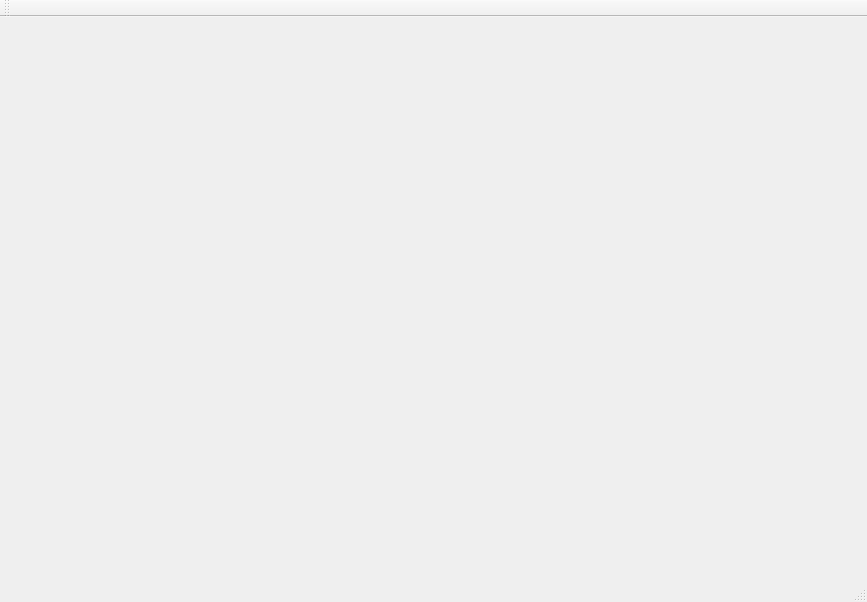
Before: the Qt Designer form iManga/Resources/ui/manga.ui in asdlei99/imanga, drawn with Qt 5.
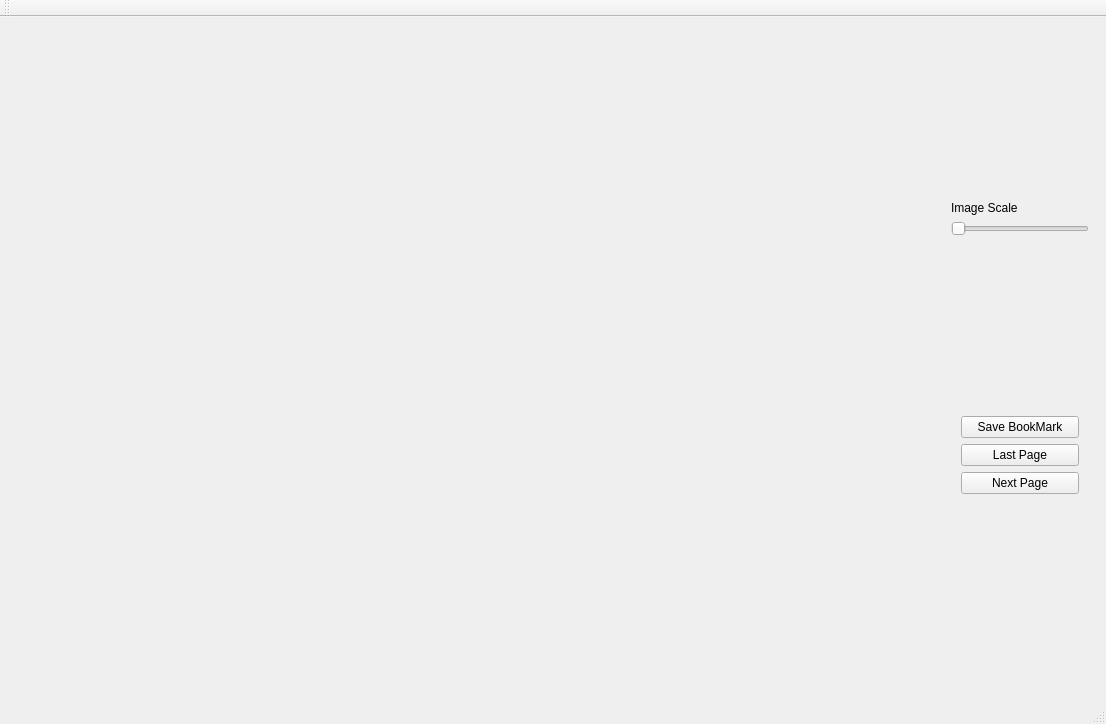
After: the same form once the commit is applied.

Patch:
```diff
--- a/iManga/Resources/ui/manga.ui
+++ b/iManga/Resources/ui/manga.ui
@@ -6,14 +6,122 @@
    <rect>
     <x>0</x>
     <y>0</y>
-    <width>867</width>
-    <height>602</height>
+    <width>1106</width>
+    <height>724</height>
    </rect>
   </property>
   <property name="windowTitle">
    <string>Manga</string>
   </property>
-  <widget class="QWidget" name="centralWidget"/>
+  <widget class="QWidget" name="centralWidget">
+   <widget class="QWidget" name="verticalLayoutWidget_4">
+    <property name="geometry">
+     <rect>
+      <x>940</x>
+      <y>0</y>
+      <width>160</width>
+      <height>661</height>
+     </rect>
+    </property>
+    <layout class="QVBoxLayout" name="verticalLayout_4">
+     <item>
+      <layout class="QVBoxLayout" name="verticalLayout">
+       <item>
+        <spacer name="verticalSpacer_3">
+         <property name="orientation">
+          <enum>Qt::Vertical</enum>
+         </property>
+         <property name="sizeHint" stdset="0">
+          <size>
+           <width>20</width>
+           <height>40</height>
+          </size>
+         </property>
+        </spacer>
+       </item>
+      </layout>
+     </item>
+     <item>
+      <layout class="QVBoxLayout" name="verticalLayout_3">
+       <item>
+        <widget class="QLabel" name="ImageScaleText">
+         <property name="text">
+          <string>Image Scale</string>
+         </property>
+         <property name="alignment">
+          <set>Qt::AlignLeading|Qt::AlignLeft|Qt::AlignVCenter</set>
+         </property>
+        </widget>
+       </item>
+       <item>
+        <widget class="QSlider" name="ImageScaleValue">
+         <property name="orientation">
+          <enum>Qt::Horizontal</enum>
+         </property>
+        </widget>
+       </item>
+      </layout>
+     </item>
+     <item>
+      <spacer name="verticalSpacer">
+       <property name="orientation">
+        <enum>Qt::Vertical</enum>
+       </property>
+       <property name="sizeHint" stdset="0">
+        <size>
+         <width>20</width>
+         <height>128</height>
+        </size>
+       </property>
+      </spacer>
+     </item>
+     <item>
+      <layout class="QVBoxLayout" name="verticalLayout_2">
+       <property name="leftMargin">
+        <number>10</number>
+       </property>
+       <property name="rightMargin">
+        <number>10</number>
+       </property>
+       <item>
+        <widget class="QPushButton" name="SaveBookMark">
+         <property name="text">
+          <string>Save BookMark</string>
+         </property>
+        </widget>
+       </item>
+       <item>
+        <widget class="QPushButton" name="LastPage">
+         <property name="text">
+          <string>Last Page</string>
+         </property>
+        </widget>
+       </item>
+       <item>
+        <widget class="QPushButton" name="NextPage">
+         <property name="text">
+          <string>Next Page</string>
+         </property>
+        </widget>
+       </item>
+      </layout>
+     </item>
+     <item>
+      <spacer name="verticalSpacer_2">
+       <property name="orientation">
+        <enum>Qt::Vertical</enum>
+       </property>
+       <property name="sizeHint" stdset="0">
+        <size>
+         <width>20</width>
+         <height>40</height>
+        </size>
+       </property>
+      </spacer>
+     </item>
+    </layout>
+   </widget>
+  </widget>
   <widget class="QMenuBar" name="menuBar">
    <property name="geometry">
     <rect>
@@ -29,7 +137,7 @@
     <enum>TopToolBarArea</enum>
    </attribute>
    <attribute name="toolBarBreak">
-    <bool>false</bool>
+    <bool>true</bool>
    </attribute>
   </widget>
   <widget class="QStatusBar" name="statusBar"/>
```
Left out of the diff: 2 changed lines with no effect on the pictures.
